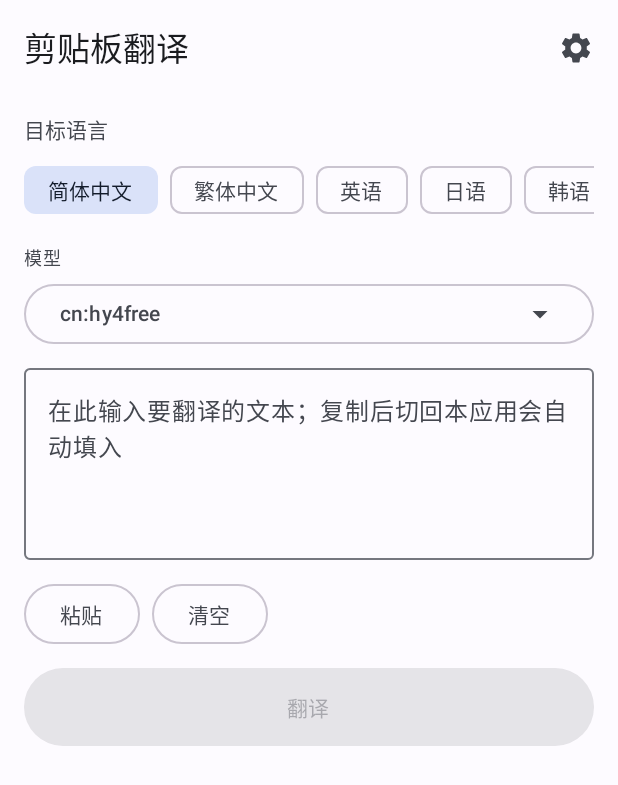
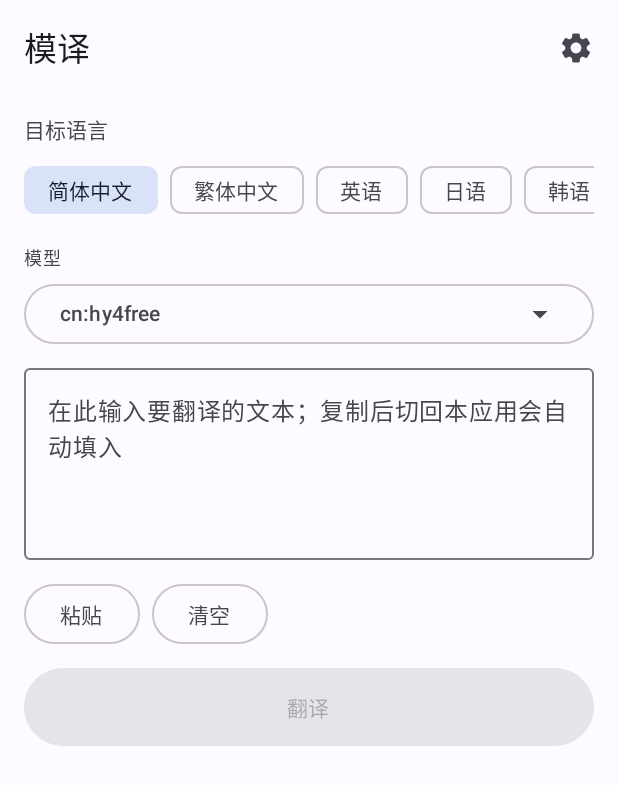
Before and after one commit to kisaragychihaya/ClipTranslate, an Android app built with Jetpack Compose: the screen it shows after launch (MainActivity), on a phone screen of 412 x 824 dp. Shown: the top 785 px of the screen. Run offline under Robolectric (Android 15) with nearby library versions, the phone set to English and light mode, and no system bars; pictures from the network do not load.

Commit message:
Rename app to 模译
app_name string now drives both the launcher label and the
translate screen title via stringResource.

```diff
--- a/app/src/main/java/dev/cliptranslate/ui/translate/TranslateScreen.kt
+++ b/app/src/main/java/dev/cliptranslate/ui/translate/TranslateScreen.kt
@@ -54,6 +54,7 @@ import androidx.compose.runtime.setValue
 import androidx.compose.ui.Alignment
 import androidx.compose.ui.Modifier
 import androidx.compose.ui.platform.LocalContext
+import androidx.compose.ui.res.stringResource
 import androidx.compose.ui.text.style.TextOverflow
 import androidx.compose.ui.unit.dp
 import androidx.lifecycle.Lifecycle
@@ -61,6 +62,7 @@ import androidx.lifecycle.LifecycleEventObserver
 import androidx.lifecycle.compose.LocalLifecycleOwner
 import androidx.lifecycle.compose.collectAsStateWithLifecycle
 import androidx.lifecycle.viewmodel.compose.viewModel
+import dev.cliptranslate.R
 import dev.cliptranslate.core.Languages
 
 private const val QUICK_LANGUAGE_COUNT = 8
@@ -96,7 +98,7 @@ fun TranslateScreen(
     Scaffold(
         topBar = {
             TopAppBar(
-                title = { Text("剪贴板翻译") },
+                title = { Text(stringResource(R.string.app_name)) },
                 actions = {
                     IconButton(onClick = onOpenSettings) {
                         Icon(Icons.Filled.Settings, contentDescription = "设置")
--- a/app/src/main/res/values/strings.xml
+++ b/app/src/main/res/values/strings.xml
@@ -1,4 +1,4 @@
 <?xml version="1.0" encoding="utf-8"?>
 <resources>
-    <string name="app_name">剪贴板翻译</string>
+    <string name="app_name">模译</string>
 </resources>
```
